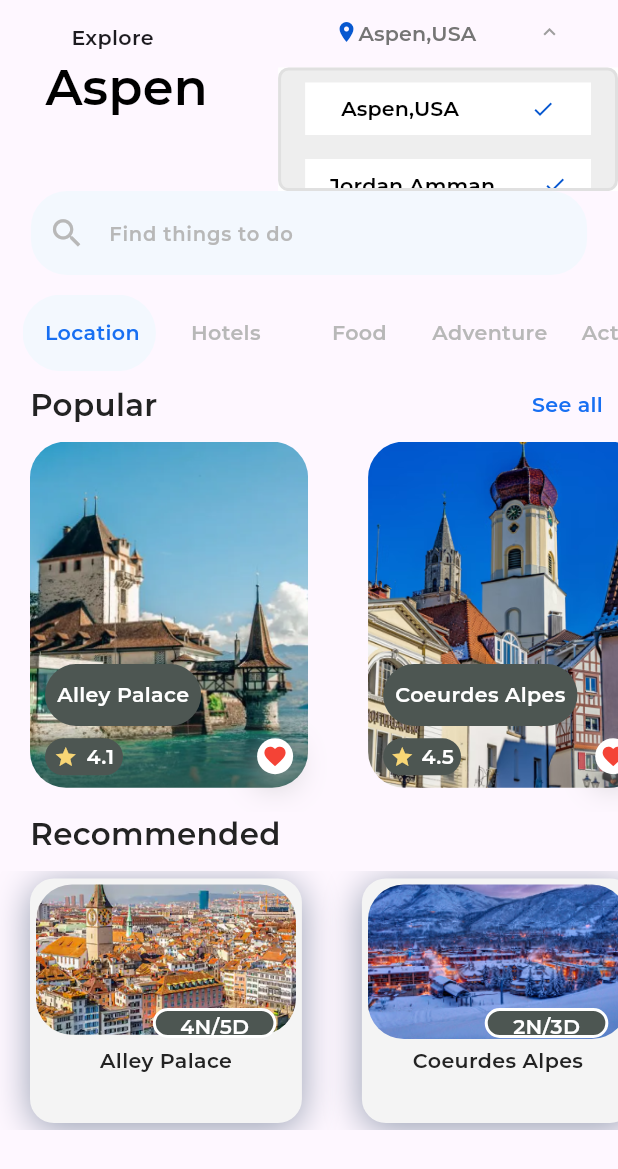
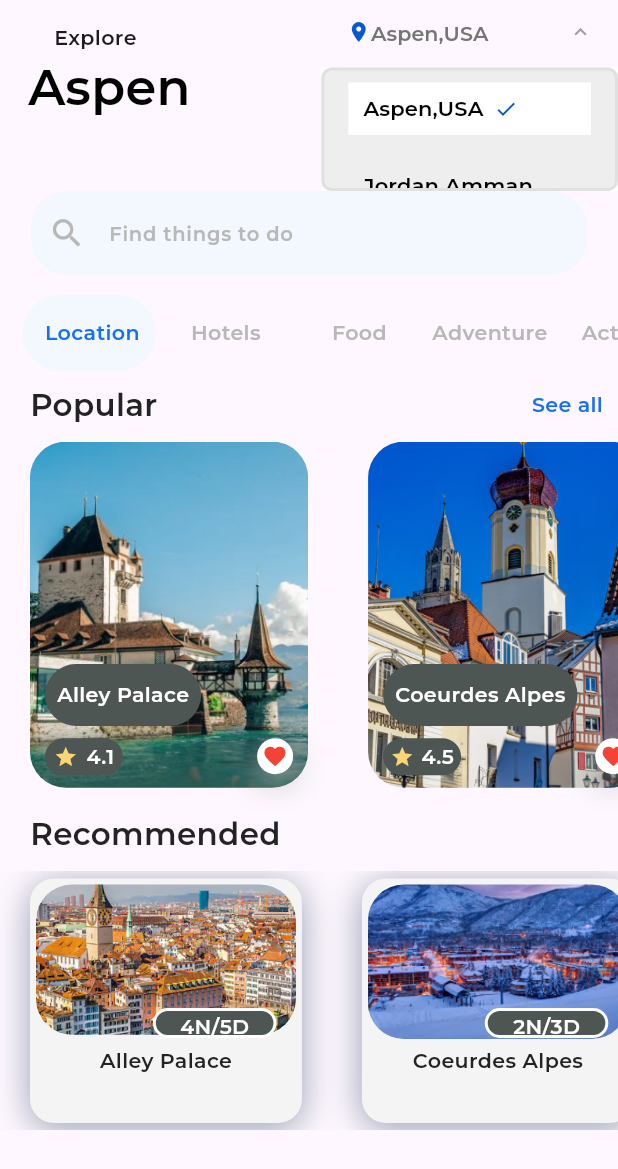
Before and after one commit to Maream-Hmedan/aspen_maream_hmedan, a Flutter app: the ExploreScreen screen opened directly, after a tap on "Aspen,USA", on a phone screen of 412 x 824 dp. Shown: the top 1169 px of the screen. Run offline on Flutter 3.47's test engine with Material 3 defaults, Android fonts, the phone set to English and light mode, and no system bars; our stand-ins replace firebase_core, persistent_bottom_nav_bar, shared_preferences, sizer; missing offline and left inert: favorite_button; accounts and stored records are empty; project files that could hold a hidden picture were left out.

Commit message:
feat:..Edit

```diff
--- a/lib/screens/explore/explore_screen.dart
+++ b/lib/screens/explore/explore_screen.dart
@@ -20,7 +20,6 @@ class ExploreScreen extends StatelessWidget {
                 children: [
                   Container(
                     margin: const EdgeInsets.only(top: 15,bottom: 15),
-                     width: 150,
                     child: Column(
                       mainAxisSize: MainAxisSize.min,
 
--- a/lib/utils/ui/custom_drop_down.dart
+++ b/lib/utils/ui/custom_drop_down.dart
@@ -1,8 +1,9 @@
 import 'package:aspen_project/utils/ui/packages/custom_searchable_dropdown.dart';
 import 'package:flutter/material.dart';
 import 'package:sizer/sizer.dart';
+
 class CustomDropDown extends StatefulWidget {
-    const CustomDropDown({super.key});
+  const CustomDropDown({super.key});
 
   static final List<String> _locationList = [
     'Aspen,USA',
@@ -24,18 +25,16 @@ class _CustomDropDownState extends State<CustomDropDown> {
       label: _selectedValue,
       onChanged: (value) {
         _selectedValue = value;
-
+        setState(() {});
       },
-
-
       dropDownMenuItems: CustomDropDown._locationList.map((e) {
-            return e;
-          }).toList() ,
+        return e;
+      }).toList(),
       menuPadding: const EdgeInsets.only(top: 2),
       showLabelInMenu: false,
       dropdownItemStyle: const TextStyle(fontSize: 14, color: Colors.black),
       dropdownBackgroundColor: Colors.grey.shade200,
-      labelStyle:  TextStyle(
+      labelStyle: TextStyle(
         fontSize: 10.sp,
         fontWeight: FontWeight.w400,
         height: 1.25,
--- a/lib/utils/ui/packages/custom_searchable_dropdown.dart
+++ b/lib/utils/ui/packages/custom_searchable_dropdown.dart
@@ -82,7 +82,6 @@ class _CustomSearchableDropDownState extends State<CustomSearchableDropDown>
   String onSelectLabel = '';
   final searchC = TextEditingController();
   List menuData = [];
-  List menuData2 = [];
   List mainDataListGroup = [];
   List newDataList = [];
 
@@ -163,14 +162,14 @@ class _CustomSearchableDropDownState extends State<CustomSearchableDropDown>
             children: [
               Container(
                 decoration: widget.decoration,
-                width: 45.w,
+                width: 48.w,
                 child: TextButton(
                   style: TextButton.styleFrom(
                       backgroundColor: widget.backgroundColor,
                       primary: widget.primaryColor ?? Colors.black,
                       tapTargetSize: MaterialTapTargetSize.shrinkWrap),
                   child: Padding(
-                    padding: widget.padding ?? EdgeInsets.all(5.0),
+                    padding: widget.padding ?? const EdgeInsets.all(5.0),
                     child: Row(
                       children: [
                         widget.prefixIcon ?? Container(),
@@ -196,7 +195,7 @@ class _CustomSearchableDropDownState extends State<CustomSearchableDropDown>
                                                         widget.primaryColor ??
                                                             Colors.green,
                                                     borderRadius:
-                                                        BorderRadius.all(
+                                                        const BorderRadius.all(
                                                       Radius.circular(5.0),
                                                     )),
                                                 child: Padding(
@@ -208,7 +207,7 @@ class _CustomSearchableDropDownState extends State<CustomSearchableDropDown>
                                                         .split('-_-')[0]
                                                         .toString(),
                                                     style: widget.labelStyle ??
-                                                        TextStyle(
+                                                        const TextStyle(
                                                             color: Colors.white,
                                                             fontSize: 12),
                                                   ),
@@ -239,7 +238,7 @@ class _CustomSearchableDropDownState extends State<CustomSearchableDropDown>
                                                     widget.multiSelectTag! +
                                                     ' selected',
                                         style: widget.labelStyle ??
-                                            TextStyle(color: Colors.grey),
+                                            const TextStyle(color: Colors.grey),
                                       ))
                             : Expanded(
                                 child: Text(
@@ -268,7 +267,7 @@ class _CustomSearchableDropDownState extends State<CustomSearchableDropDown>
                             child: TextButton(
                               style: TextButton.styleFrom(
                                   primary: widget.primaryColor ?? Colors.black),
-                              child: Icon(
+                              child: const Icon(
                                 Icons.keyboard_arrow_up,
                               ),
                               onPressed: () {
@@ -302,8 +301,6 @@ class _CustomSearchableDropDownState extends State<CustomSearchableDropDown>
                           menuData.add(widget.dropDownMenuItems[i].toString() +
                               '-_-' +
                               i.toString());
-
-                          menuData2.add(widget.dropDownMenuItems[i].toString());
                         }
                         mainDataListGroup = menuData;
                         newDataList = mainDataListGroup;
@@ -352,7 +349,7 @@ class _CustomSearchableDropDownState extends State<CustomSearchableDropDown>
         barrierDismissible: true,
         builder: (context) {
           return Padding(
-            padding: widget.menuPadding ?? EdgeInsets.all(15),
+            padding: widget.menuPadding ?? const EdgeInsets.all(15),
             child: StatefulBuilder(builder: (context, setState) {
               return Material(
                 color: Colors.transparent,
@@ -369,7 +366,7 @@ class _CustomSearchableDropDownState extends State<CustomSearchableDropDown>
   mainScreen(setState) {
     _isExpanded = false;
     return Padding(
-      padding: widget.menuPadding ?? EdgeInsets.all(0),
+      padding: widget.menuPadding ?? const EdgeInsets.all(0),
       child: Container(
         color: Colors.white,
         child: Column(
@@ -533,27 +530,27 @@ class _CustomSearchableDropDownState extends State<CustomSearchableDropDown>
               fillColor: Colors.white,
               filled: true,
               focusedBorder: OutlineInputBorder(
-                borderRadius: BorderRadius.all(Radius.circular(5)),
+                borderRadius: const BorderRadius.all(Radius.circular(5)),
                 borderSide: BorderSide(
                     color: widget.primaryColor ?? Colors.grey, width: 2),
               ),
               enabledBorder: OutlineInputBorder(
-                borderRadius: BorderRadius.all(Radius.circular(5)),
+                borderRadius: const BorderRadius.all(Radius.circular(5)),
                 borderSide: BorderSide(
                     color: widget.primaryColor ?? Colors.grey, width: 2),
               ),
               disabledBorder: OutlineInputBorder(
-                borderRadius: BorderRadius.all(Radius.circular(5)),
+                borderRadius: const BorderRadius.all(Radius.circular(5)),
                 borderSide: BorderSide(
                     color: widget.primaryColor ?? Colors.grey, width: 2),
               ),
               errorBorder: OutlineInputBorder(
-                borderRadius: BorderRadius.all(Radius.circular(5)),
+                borderRadius: const BorderRadius.all(Radius.circular(5)),
                 borderSide: BorderSide(
                     color: widget.primaryColor ?? Colors.grey, width: 2),
               ),
               focusedErrorBorder: OutlineInputBorder(
-                borderRadius: BorderRadius.all(Radius.circular(5)),
+                borderRadius: const BorderRadius.all(Radius.circular(5)),
                 borderSide: BorderSide(
                     color: widget.primaryColor ?? Colors.grey, width: 2),
               ),
@@ -561,7 +558,7 @@ class _CustomSearchableDropDownState extends State<CustomSearchableDropDown>
                 Icons.search,
                 color: widget.primaryColor ?? Colors.black,
               ),
-              contentPadding: EdgeInsets.all(8),
+              contentPadding: const EdgeInsets.all(8),
               hintText: widget.dropdownHintText ?? 'Search Here...',
               isDense: true,
             ),
@@ -578,7 +575,7 @@ class _CustomSearchableDropDownState extends State<CustomSearchableDropDown>
   mainList(setState) {
     return Scrollbar(
       child: Container(
-        width: 55.w,
+        width: 48.w,
         decoration: BoxDecoration(
           color: widget.dropdownBackgroundColor,
           borderRadius: BorderRadius.circular(7),
@@ -592,7 +589,7 @@ class _CustomSearchableDropDownState extends State<CustomSearchableDropDown>
               return TextButton(
                 style: TextButton.styleFrom(
                     primary: widget.primaryColor ?? Colors.black,
-                    padding: EdgeInsets.all(8),
+                    padding: const EdgeInsets.all(8),
                     tapTargetSize: MaterialTapTargetSize.shrinkWrap),
                 child: Padding(
                   padding: const EdgeInsets.fromLTRB(8, 0, 8, 0),
@@ -637,27 +634,23 @@ class _CustomSearchableDropDownState extends State<CustomSearchableDropDown>
                       Expanded(
                         child: Container(
                           height: 35,
-                          width: 40.w,
                           decoration: BoxDecoration(
-                            color: widget.label.toString() ==
-                                menuData2
-                                    .where((string) => string.toLowerCase().contains(widget.label.toString().toLowerCase()))
-                                    .toList().first
+                            color: newDataList[index].contains(widget.label)
                                 ? Colors.white
                                 : null,
                           ),
                           child: Row(
-                            mainAxisAlignment: MainAxisAlignment.spaceAround,
+                            mainAxisSize: MainAxisSize.min,
+                            mainAxisAlignment: MainAxisAlignment.start,
                             children: [
+                              const SizedBox(width:10,),
                               Text(
-                                menuData2[index].toString(),
-                                style: TextStyle(
-                                    fontSize: 10.sp, color: Colors.black),
+                                newDataList[index].split('-_-')[0].toString(),
+                                style: widget.dropdownItemStyle ??
+                                    TextStyle(color: Colors.grey[700]),
                               ),
-                              if (widget.label.toString() ==
-                                  menuData2
-                                      .where((string) => string.toLowerCase().contains(widget.label.toString().toLowerCase()))
-                                      .toList().first)
+                              const SizedBox(width: 7,),
+                              if (newDataList[index].contains(widget.label))
                                 const Icon(
                                   Icons.check,
                                   color: Color(0xff0858D0),
```
